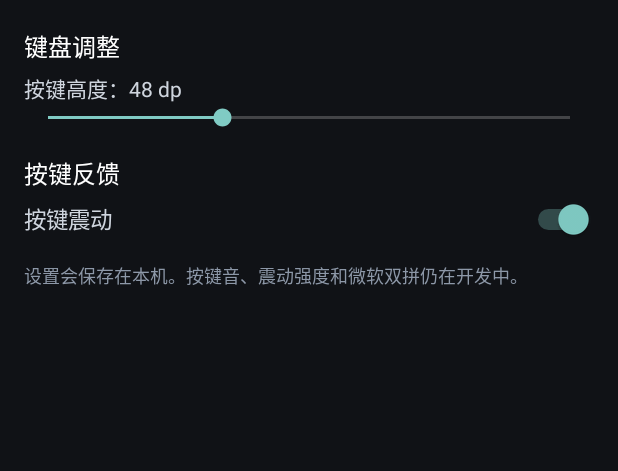
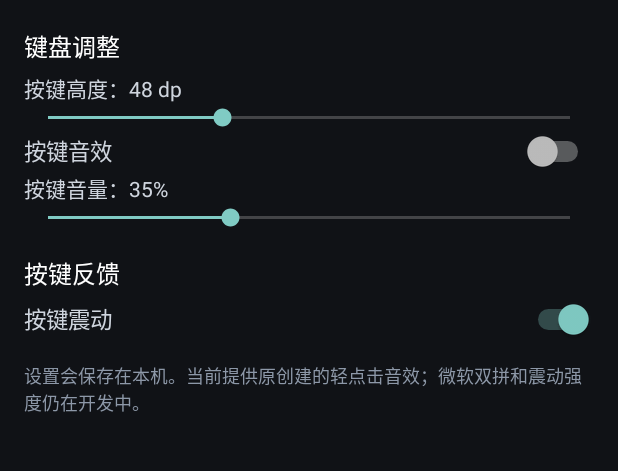
Before and after one commit to Tugefatu/ArchIME, an Android app: the SettingsActivity screen opened directly, with no data from a screen before it, on a phone screen of 412 x 824 dp, the part 83-554 px from its top. Run offline under Robolectric (Android 15) with nearby library versions, the phone set to English and light mode, and no system bars.

Commit message:
Add persistent key sound toggle and volume setting

```diff
--- a/android-v1/app/src/main/java/org/archime/ime/SettingsActivity.kt
+++ b/android-v1/app/src/main/java/org/archime/ime/SettingsActivity.kt
@@ -48,6 +48,33 @@ class SettingsActivity : Activity() {
                 override fun onStopTrackingTouch(seekBar: SeekBar?) {}
             })
         })
+        root.addView(Switch(this).apply {
+            text = "按键音效"
+            textSize = 15f
+            setTextColor(0xFFCFD5DE.toInt())
+            isChecked = prefs.getBoolean("sound_enabled", false)
+            setOnCheckedChangeListener { _, checked ->
+                prefs.edit().putBoolean("sound_enabled", checked).apply()
+            }
+        })
+        val volumeLabel = TextView(this).apply {
+            text = "按键音量：${prefs.getInt("sound_volume", 35)}%"
+            textSize = 14f
+            setTextColor(0xFFCFD5DE.toInt())
+        }
+        root.addView(volumeLabel)
+        root.addView(SeekBar(this).apply {
+            max = 100
+            progress = prefs.getInt("sound_volume", 35).coerceIn(0, 100)
+            setOnSeekBarChangeListener(object : SeekBar.OnSeekBarChangeListener {
+                override fun onProgressChanged(seekBar: SeekBar?, progress: Int, fromUser: Boolean) {
+                    volumeLabel.text = "按键音量：$progress%"
+                    prefs.edit().putInt("sound_volume", progress).apply()
+                }
+                override fun onStartTrackingTouch(seekBar: SeekBar?) {}
+                override fun onStopTrackingTouch(seekBar: SeekBar?) {}
+            })
+        })
         root.addView(TextView(this).apply {
             text = "按键反馈"
             textSize = 16f
@@ -64,7 +91,7 @@ class SettingsActivity : Activity() {
             }
         })
         root.addView(TextView(this).apply {
-            text = "设置会保存在本机。按键音、震动强度和微软双拼仍在开发中。"
+            text = "设置会保存在本机。当前提供原创建的轻点击音效；微软双拼和震动强度仍在开发中。"
             textSize = 12f
             setTextColor(0xFF8D98A8.toInt())
             setPadding(0, 22, 0, 0)
```
